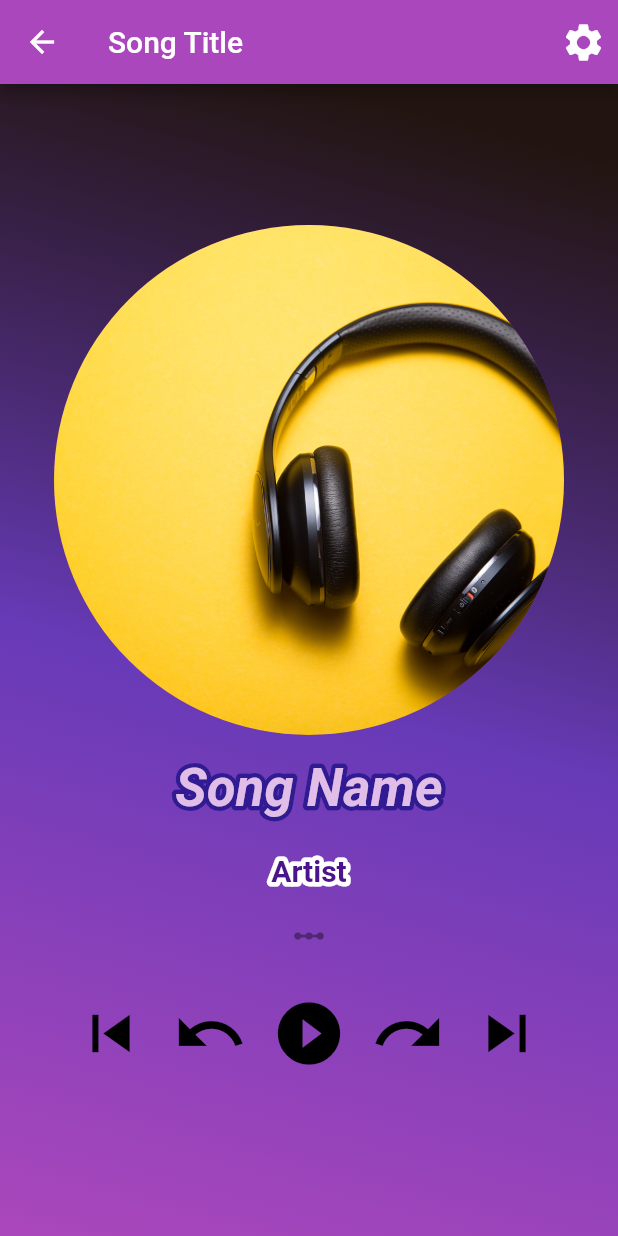
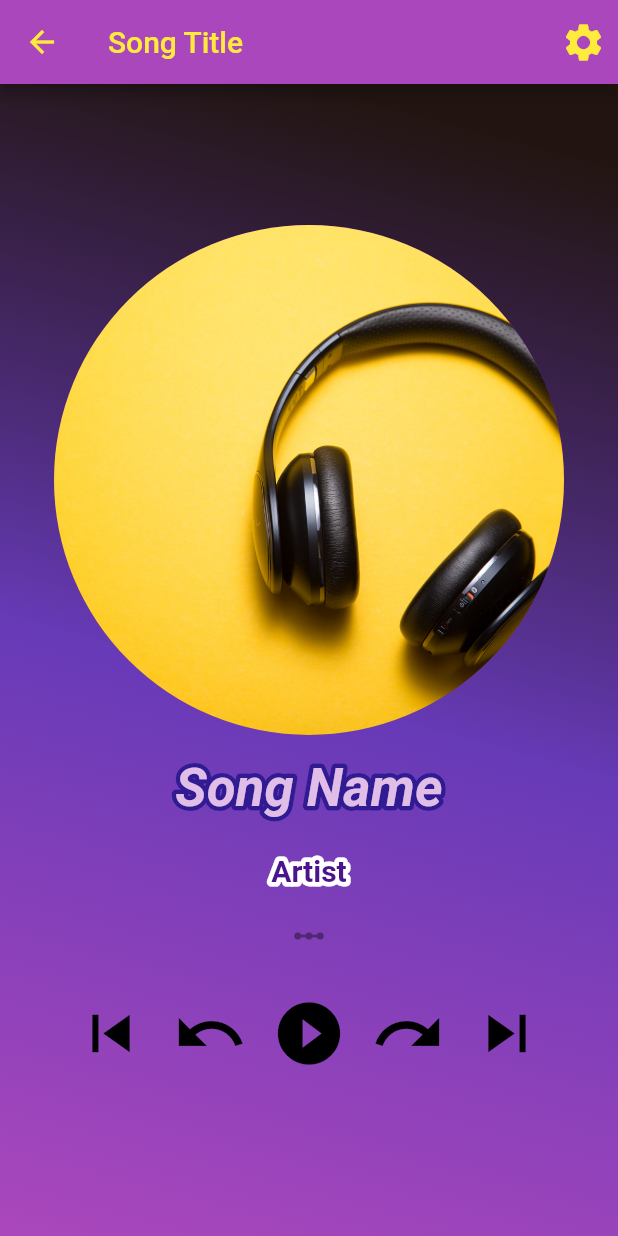
Before and after one commit to Safnaj/Flutter-UI-Samples, a Flutter app: the screen it shows after launch, scrolled down 42 dp, after a tap on the "play circle filled" icon, on a phone screen of 412 x 824 dp. Run offline on Flutter 3.47's test engine with Material 2 defaults, Android fonts, the phone set to English and light mode, and no system bars; drawn by our look-alikes of bordered_text; our stand-ins replace flutter_svg; project files that could hold a hidden picture were left out.

Commit message:
make requested changes

```diff
--- a/music_app/lib/MyHomePage.dart
+++ b/music_app/lib/MyHomePage.dart
@@ -17,13 +17,16 @@ class _MyHomePageState extends State<MyHomePage> {
     return Scaffold(
       backgroundColor: Colors.deepPurpleAccent,
       appBar: AppBar(
+        // leading: new Icon(Icons.menu,color: Colors.yellow.shade500,),
+        iconTheme: new IconThemeData(color: Colors.yellow.shade500),
+
         backgroundColor: Colors.purple.shade400,
         actions: [
           IconButton(
             padding: EdgeInsets.all(10),
             icon: Icon(
               Icons.play_circle_fill,
-              color: Colors.white,
+              color: Colors.yellow.shade500,
               size: 30,
             ),
             onPressed: () {
@@ -34,7 +37,10 @@ class _MyHomePageState extends State<MyHomePage> {
             },
           )
         ],
-        title: Text(widget.title),
+        title: Text(
+          widget.title,
+          style: TextStyle(color: Colors.yellow.shade500),
+        ),
       ),
       body: Container(
           decoration: BoxDecoration(
--- a/music_app/lib/PlayMusicPage.dart
+++ b/music_app/lib/PlayMusicPage.dart
@@ -9,24 +9,27 @@ class PlayMusicPage extends StatefulWidget {
 class _PlayMusicPageState extends State<PlayMusicPage> {
   @override
   Widget build(BuildContext context) {
-
     return Scaffold(
       backgroundColor: Colors.deepOrangeAccent.shade100,
       appBar: AppBar(
+        // leading: new Icon(Icons.arrow_back_rounded,color: Colors.yellow.shade500
+        iconTheme: new IconThemeData(color: Colors.yellow.shade500),
         backgroundColor: Colors.purple.shade400,
         actions: [
           IconButton(
             padding: EdgeInsets.all(10),
             icon: Icon(
               Icons.settings,
-                color: Colors.white,
+              color: Colors.yellow.shade500,
               size: 30,
             ),
             onPressed: null,
-
           )
         ],
-          title: Text('Song Title'),
+        title: Text(
+          'Song Title',
+          style: TextStyle(color: Colors.yellow.shade500),
+        ),
       ),
       body: Container(
         alignment: Alignment.center,
@@ -40,24 +43,20 @@ class _PlayMusicPageState extends State<PlayMusicPage> {
                 Colors.black87,
                 Colors.deepPurple,
                 Colors.purple.shade400,
-                ]
-            )
-        ),
+              ])),
           child: Center(
             child: Column(
               mainAxisAlignment: MainAxisAlignment.center,
               children: <Widget>[
-
                 CircleAvatar(
                   backgroundColor: Colors.purple.shade700,
                   maxRadius: 170,
                   backgroundImage: AssetImage("Assets/images/music.jpg"),
-
                 ),
                 Container(
                   padding: EdgeInsets.fromLTRB(5, 15, 5, 15),
                   child: Center(
-                    child:BorderedText(
+                      child: BorderedText(
                     strokeColor: Colors.deepPurple.shade900,
                     child: Text(
                       'Song Name',
@@ -69,13 +68,11 @@ class _PlayMusicPageState extends State<PlayMusicPage> {
                         fontStyle: FontStyle.italic,
                       ),
                     ),
-                    )
-
-                  ),
+                  )),
                 ),
                 Container(
                   padding: EdgeInsets.all(8.0),
-                  child:BorderedText(
+                  child: BorderedText(
                     strokeColor: Colors.white,
                     child: Text(
                       'Artist',
@@ -88,7 +85,7 @@ class _PlayMusicPageState extends State<PlayMusicPage> {
                   ),
                 ),
                 Container(
-                  child:IconButton(
+                  child: IconButton(
                     icon: Icon(Icons.linear_scale_outlined),
                   ),
                 ),
@@ -98,7 +95,6 @@ class _PlayMusicPageState extends State<PlayMusicPage> {
                   child: Row(
                     mainAxisAlignment: MainAxisAlignment.center,
                     children: const <Widget>[
-
                       IconButton(
                         icon: Icon(Icons.skip_previous, color: Colors.black),
                         iconSize: 50,
@@ -112,12 +108,12 @@ class _PlayMusicPageState extends State<PlayMusicPage> {
                         onPressed: null,
                       ),
                       IconButton(
-                            icon: Icon(Icons.play_circle_fill_outlined, color: Colors.black),
+                        icon: Icon(Icons.play_circle_fill_outlined,
+                            color: Colors.black),
                         iconSize: 50,
                         tooltip: 'tooltip-> play song',
                         onPressed: null,
                       ),
-
                       IconButton(
                         icon: Icon(Icons.redo_outlined, color: Colors.black),
                         iconSize: 50,
@@ -136,13 +132,11 @@ class _PlayMusicPageState extends State<PlayMusicPage> {
                     ],
                   ),
                 )),
-
               ],
             ),
           ),
         ),
       ),
     );
-
   }
 }
```
Also changed, not shown: music_app/Music_App.png (added), music_app/flutter_01.png, music_app/flutter_02.png, music_app/flutter_03.png, music_app/iphone_x_mockup(2).png (deleted), music_app/iphone_x_mockup(3).png (deleted), music_app/iphone_x_mockup_(1).png (deleted), 2 other files. Lines whose indentation alone changed are shown as unchanged.
